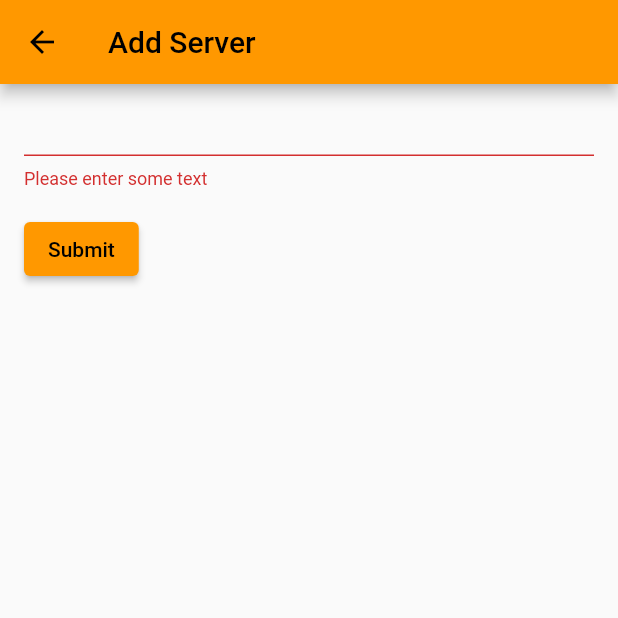
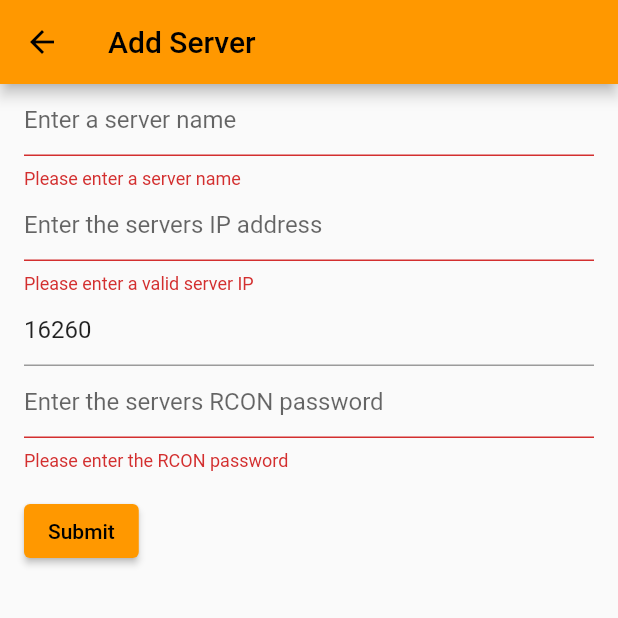
Before and after one commit to mallardduck/zomboid_rcon, a Flutter app: the AddEditServerPage screen opened directly, after a tap on "Submit", on a phone screen of 412 x 824 dp, the top half of it. Run offline on Flutter 3.47's test engine with Material 2 defaults, Android fonts, the phone set to English and light mode, and no system bars; our stand-ins replace flutter_riverpod.

Commit message:
get Riverpod working with "Add Server" form

```diff
--- a/lib/main.dart
+++ b/lib/main.dart
@@ -1,6 +1,5 @@
 import 'package:flutter/material.dart';
+import 'package:flutter_riverpod/flutter_riverpod.dart';
 import 'package:zomboid_rcon/app.dart';
 
-void main() {
-  runApp(const MyApp());
-}
+void main() => runApp(const ProviderScope(child: MyApp()));
--- a/lib/servers/models/server.dart
+++ b/lib/servers/models/server.dart
@@ -1,4 +1,32 @@
+import 'package:flutter/material.dart';
+import 'package:uuid/uuid.dart';
+import 'package:meta/meta.dart';
+
+@immutable
 class Server {
+  Server({
+    String? id,
+    required this.name,
+    required this.address,
+    required this.port,
+    required this.password,
+  }) {
+    this.id = id ?? const Uuid().v4();
+  }
+
+  late final String id;
   final String name;
-  Server(this.name);
+  final String address;
+  final int port;
+  final String password;
+
+  Server copyWith({String? id, String? name, String? address, int? port, String? password}) {
+    return Server(
+      id: id ?? this.id,
+      name: name ?? this.name,
+      address: address ?? this.address,
+      port: port ?? this.port,
+      password: password ?? this.password,
+    );
+  }
 }
--- /dev/null
+++ b/lib/servers/pages/add_edit_server.dart
@@ -0,0 +1,145 @@
+import 'package:flutter/material.dart';
+import 'package:flutter/services.dart';
+import 'package:flutter_riverpod/flutter_riverpod.dart';
+
+import 'package:zomboid_rcon/servers/servers.dart';
+
+class AddEditServerPage extends ConsumerStatefulWidget {
+  final String title;
+
+  final Server? editServer;
+
+  const AddEditServerPage({super.key, required this.title, this.editServer});
+
+  @override
+  ConsumerState<AddEditServerPage> createState() => _AddEditServerPageState();
+}
+
+class _AddEditServerPageState extends ConsumerState<AddEditServerPage> {
+  final _formKey = GlobalKey<FormState>();
+
+  @override
+  Widget build(BuildContext context) {
+    late final String nameValue;
+    late final String ipValue;
+    int portValue = 16260;
+    late final String passwordValue;
+    Server? widgetServer = widget.editServer;
+
+    return Consumer(
+      builder: (context, ref, child) {
+        ServerNotifier notifier = ref.read(serversProvider.notifier);
+
+
+        return Scaffold(
+          appBar: AppBar(
+            title: Text(widget.title),
+          ),
+          body: Form(
+            key: _formKey,
+            child: Padding(
+              padding: const EdgeInsets.symmetric(horizontal: 16.0),
+              child: Column(
+                crossAxisAlignment: CrossAxisAlignment.start,
+                // TODO: Add padding here...
+                children: <Widget>[
+                  TextFormField(
+                    decoration: const InputDecoration(
+                      hintText: 'Enter a server name',
+                    ),
+                    initialValue: (widgetServer != null) ?widgetServer.name : '',
+                    // The validator receives the text that the user has entered.
+                    validator: (value) {
+                      if (value == null || value.isEmpty) {
+                        return 'Please enter a server name';
+                      }
+                      nameValue = value;
+                      return null;
+                    },
+                  ),
+                  TextFormField(
+                    decoration: const InputDecoration(
+                      hintText: 'Enter the servers IP address',
+                    ),
+                    initialValue: (widgetServer != null) ?widgetServer.address : '',
+                    // The validator receives the text that the user has entered.
+                    validator: (value) {
+                      if (value == null || value.isEmpty) {
+                        return 'Please enter a valid server IP';
+                      }
+                      ipValue = value;
+                      return null;
+                    },
+                  ),
+                  TextFormField(
+                    keyboardType: TextInputType.number,
+                    inputFormatters: [FilteringTextInputFormatter.digitsOnly],
+                    decoration: const InputDecoration(
+                      hintText: 'Enter the servers RCON port number',
+                    ),
+                    initialValue: (widgetServer != null) ? widgetServer.port.toString() : portValue.toString(),
+                    // The validator receives the text that the user has entered.
+                    validator: (value) {
+                      if (value == null || value.isEmpty) {
+                        return 'Please enter a valid server IP';
+                      }
+                      portValue = int.parse(value);
+                      return null;
+                    },
+                  ),
+                  TextFormField(
+                    decoration: const InputDecoration(
+                      hintText: 'Enter the servers RCON password',
+                    ),
+                    initialValue: (widgetServer != null) ?widgetServer.password : '',
+                    // The validator receives the text that the user has entered.
+                    validator: (value) {
+                      if (value == null || value.isEmpty) {
+                        return 'Please enter the RCON password';
+                      }
+                      passwordValue = value;
+                      return null;
+                    },
+                  ),
+                  Padding(
+                    padding: const EdgeInsets.symmetric(vertical: 16.0),
+                    child: ElevatedButton(
+                      onPressed: () {
+                        // Validate returns true if the form is valid, or false otherwise.
+                        if (_formKey.currentState!.validate()) {
+                          // If the form is valid, display a snackbar. In the real world,
+                          // you'd often call a server or save the information in a database.
+                          ScaffoldMessenger.of(context).showSnackBar(
+                            const SnackBar(content: Text('Processing Data')),
+                          );
+                          _formKey.currentState?.save();
+                          if (widgetServer != null) {
+                            notifier.updateServer(widgetServer.copyWith(
+                              name: nameValue,
+                              address: ipValue,
+                              port: portValue,
+                              password: passwordValue,
+                            ));
+                          } else {
+                            notifier.addServer(Server(
+                              name: nameValue,
+                              address: ipValue,
+                              port: portValue,
+                              password: passwordValue,
+                            ));
+                          }
+                          Navigator.pop(context);
+                        }
+                      },
+                      child: const Text('Submit'),
+                    ),
+                  ),
+                ],
+              ),
+            ),
+          ),
+        );
+      },
+    );
+  }
+}
--- a/lib/servers/pages/add_server.dart
+++ /dev/null
@@ -1,65 +0,0 @@
-import 'package:flutter/material.dart';
-
-import '../models/server.dart';
-
-class AddEditServerPage extends StatefulWidget {
-  final String title;
-
-  final Server? editServer;
-
-  const AddEditServerPage({super.key, required this.title, this.editServer});
-
-  @override
-  State<AddEditServerPage> createState() => _AddEditServerPageState();
-}
-
-class _AddEditServerPageState extends State<AddEditServerPage> {
-  final _formKey = GlobalKey<FormState>();
-
-  @override
-  Widget build(BuildContext context) {
-    return Scaffold(
-      appBar: AppBar(
-        title: Text(widget.title),
-      ),
-      body: Form(
-        key: _formKey,
-        child: Padding(
-          padding: const EdgeInsets.symmetric(horizontal: 16.0),
-          child: Column(
-            crossAxisAlignment: CrossAxisAlignment.start,
-            // TODO: Add padding here...
-            children: <Widget>[
-              TextFormField(
-                initialValue: widget.editServer?.name,
-                // The validator receives the text that the user has entered.
-                validator: (value) {
-                  if (value == null || value.isEmpty) {
-                    return 'Please enter some text';
-                  }
-                  return null;
-                },
-              ),
-              Padding(
-                padding: const EdgeInsets.symmetric(vertical: 16.0),
-                child: ElevatedButton(
-                  onPressed: () {
-                    // Validate returns true if the form is valid, or false otherwise.
-                    if (_formKey.currentState!.validate()) {
-                      // If the form is valid, display a snackbar. In the real world,
-                      // you'd often call a server or save the information in a database.
-                      ScaffoldMessenger.of(context).showSnackBar(
-                        const SnackBar(content: Text('Processing Data')),
-                      );
-                    }
-                  },
-                  child: const Text('Submit'),
-                ),
-              ),
-            ],
-          ),
-        ),
-      ),
-    );
-  }
-}
--- a/lib/servers/pages/home.dart
+++ b/lib/servers/pages/home.dart
@@ -1,47 +1,28 @@
 import 'package:flutter/material.dart';
+import 'package:flutter_riverpod/flutter_riverpod.dart';
+import 'package:zomboid_rcon/servers/servers.dart';
 
-import '../models/server.dart';
-import 'add_server.dart';
+import 'add_edit_server.dart';
 
-class MyHomePage extends StatefulWidget {
+class MyHomePage extends StatelessWidget {
   const MyHomePage({super.key, required this.title});
 
   final String title;
 
   @override
-  State<MyHomePage> createState() => _MyHomePageState();
-}
-
-class _MyHomePageState extends State<MyHomePage> {
-  final List<Server> _servers = [];
-
-  @override
   Widget build(BuildContext context) {
-    // This method is rerun every time setState is called, for instance as done
-    // by the _incrementCounter method above.
-    //
-    // The Flutter framework has been optimized to make rerunning build methods
-    // fast, so that you can just rebuild anything that needs updating rather
-    // than having to individually change instances of widgets.
     return Scaffold(
       appBar: AppBar(
         // Here we take the value from the MyHomePage object that was created by
         // the App.build method, and use it to set our appbar title.
-        title: Text(widget.title),
+        title: Text(title),
       ),
-      body: ListView.builder(
-        itemCount: _servers.length,
-        itemBuilder: (context, index) {
-          return ListTile(
-            title: Text("${_servers[index].name} ${index + 1}"),
-          );
-        },
-      ),
+      body: const ServersListView(),
       floatingActionButton: FloatingActionButton(
         onPressed: () {
           Navigator.push(
-              context,
-            MaterialPageRoute(builder: (context) => const AddEditServerPage(title: "Add Server")),
+            context,
+            MaterialPageRoute(builder: (context) => AddEditServerPage(title: "Add Server")),
           );
         },
         tooltip: 'Add Server',
@@ -49,4 +30,40 @@ class _MyHomePageState extends State<MyHomePage> {
       ), // This trailing comma makes auto-formatting nicer for build methods.
     );
   }
+
 }
+
+class ServersListView extends ConsumerWidget {
+  const ServersListView({Key? key}): super(key: key);
+
+  @override
+  Widget build(BuildContext context, WidgetRef ref) {
+    List<Server> servers = ref.watch(serversProvider);
+
+    int index = 0;
+    return ListView(
+      children: [
+        ...servers.map((server) {
+          index++;
+          return ListTile(
+            title: Text("$index - ${server.name}"),
+            trailing: IconButton(
+              icon: Icon(Icons.edit),
+              onPressed: () {
+                Navigator.push(
+                  context,
+                  MaterialPageRoute(builder: (context) => AddEditServerPage(
+                      title: "Edit Server",
+                      editServer: server,
+                  )),
+                );
+              },
+            ),
+            onLongPress: () => ref.read(serversProvider.notifier).removeServer(server.id),
+          );
+        })
+      ],
+    );
+  }
+
+}
--- /dev/null
+++ b/lib/servers/server_notifier.dart
@@ -0,0 +1,28 @@
+import 'package:flutter_riverpod/flutter_riverpod.dart';
+
+import 'models/server.dart';
+
+class ServerNotifier extends StateNotifier<List<Server>> {
+  ServerNotifier({List<Server>? initialServers}) : super(initialServers ?? []);
+
+  void addServer(Server server) {
+    state = [
+      ...state,
+      server
+    ];
+  }
+
+  void updateServer(Server updated) {
+    state = [
+      for (final server in state)
+        (server.id != updated.id) ? server : updated,
+    ];
+  }
+
+  void removeServer(String serverId) {
+    state = [
+      for (final server in state)
+        if (server.id != serverId) server,
+    ];
+  }
+}
--- /dev/null
+++ b/lib/servers/servers.dart
@@ -0,0 +1,11 @@
+import 'package:flutter_riverpod/flutter_riverpod.dart';
+
+import 'models/server.dart';
+export 'models/server.dart';
+import 'server_notifier.dart';
+export 'server_notifier.dart';
+
+final serversProvider = StateNotifierProvider<ServerNotifier, List<Server>>((ref) {
+  // TODO: init tasks from DB
+  return ServerNotifier();
+});
--- a/lib/servers/servers_repo.dart
+++ /dev/null
@@ -1,9 +0,0 @@
-import 'package:zomboid_rcon/servers/models/server.dart';
-
-class ServersRepo {
-  final List<Server> _servers = [];
-
-  List<Server> getServers() => _servers;
-
-  void addServer(Server server) => _servers.add(server);
-}
--- a/pubspec.yaml
+++ b/pubspec.yaml
@@ -35,6 +35,9 @@ dependencies:
   # The following adds the Cupertino Icons font to your application.
   # Use with the CupertinoIcons class for iOS style icons.
   cupertino_icons: ^1.0.2
+  flutter_riverpod: ^2.1.3
+  uuid: ^3.0.7
+  meta: ^1.8.0
 
 dev_dependencies:
   flutter_test:
```
Also changed, not shown: pubspec.lock.
